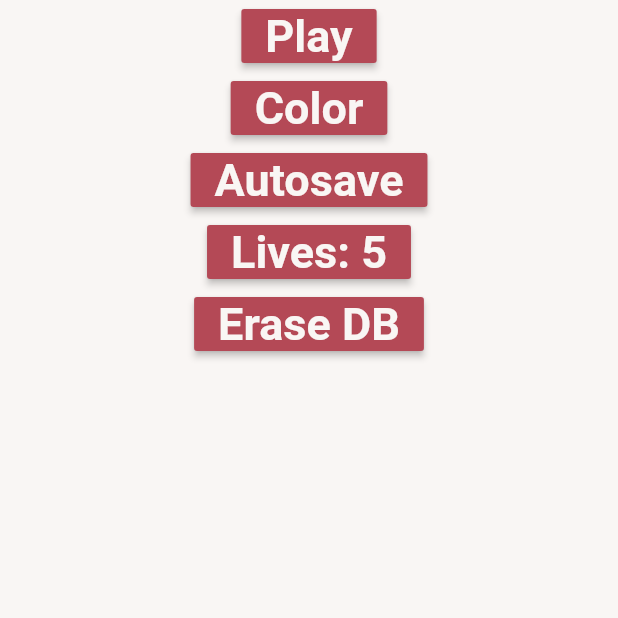
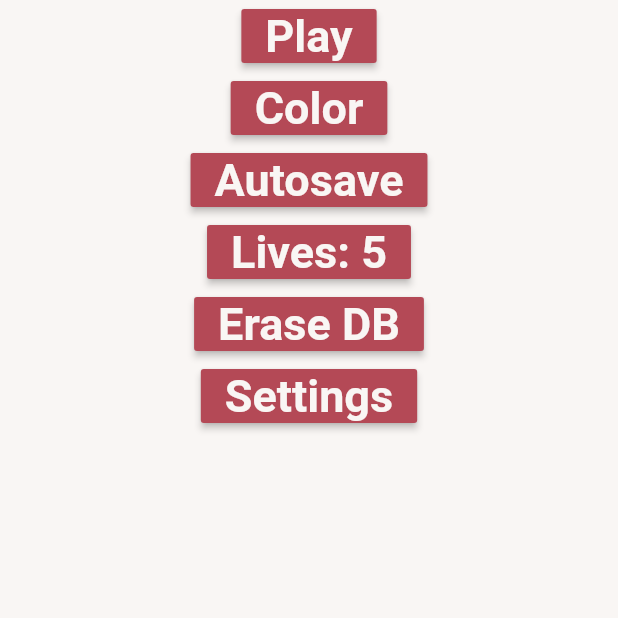
Before and after one commit to Tragikomedia/ChiCross, a Flutter app: the screen it shows after launch, on a phone screen of 412 x 824 dp, the top half of it. Run offline on Flutter 3.47's test engine with Material 2 defaults, Android fonts, the phone set to English and light mode, and no system bars; our stand-ins replace shared_preferences, sqflite; accounts and stored records are empty.

```diff
--- a/lib/components/selection_comps/selection_popup.dart
+++ b/lib/components/selection_comps/selection_popup.dart
@@ -15,7 +15,8 @@ class SelectionPopup extends StatelessWidget {
         borderRadius: BorderRadius.circular(15.0),),
       backgroundColor: colorSet.primaryColor,
       title: SelectionPopupText(gameNumber: gameNumber, color: colorSet.secondaryColor,),
-      children: [Padding(
+      children: [
+        Padding(
           padding: EdgeInsets.all(8.0),
           child: StartGameSelection(gameNumber: gameNumber, textColor: colorSet.intermediaryColor, backgroundColor: colorSet.secondaryColor,)
           ),]
--- a/lib/picross_files/picross_list.dart
+++ b/lib/picross_files/picross_list.dart
@@ -4,161 +4,339 @@ import 'package:chinese_picross/utilities/models/picross.dart';
 import 'package:chinese_picross/utilities/models/example.dart';
 
 List<Picross> picrossList = [
-  Picross(number: 0,
-    game: Game(
-      correctTiles: [0, 2, 4, 6, 8, 20, 35, 36, 37, 40, 60, 90, 92],
-      gameNumber: 0,
-    ),
-    description: Description(
-        character: 'A', chinesePronunciation: 'ba', meaning: 'Nothing'),
-    examples: [Example(
-      word: '出租车司机',
-      meaning: 'Taxi driver'
-    ),
-      Example(
-          word: '出租车司机',
-          meaning: 'Taxi driver'
+  Picross(
+      number: 0,
+      game: Game(
+        correctTiles: [0, 2, 4, 6, 8, 20, 35, 36, 37, 40, 60, 90, 92],
+        gameNumber: 0,
       ),
-      Example(
-          word: '出租车司机',
-          meaning: 'Taxi driver'
-      ),]
-  ),
-  Picross(number: 1,
+      description: Description(
+          character: 'A', chinesePronunciation: 'ba', meaning: 'Nothing'),
+      examples: [
+        Example(word: '出租车司机', meaning: 'Taxi driver'),
+        Example(word: '出租车司机', meaning: 'Taxi driver'),
+        Example(word: '出租车司机', meaning: 'Taxi driver'),
+      ]),
+  Picross(
+      number: 1,
       game: Game(
         correctTiles: [34, 35, 44, 45],
         gameNumber: 1,
       ),
       description: Description(
-          character: 'A', chinesePronunciation: 'ba', meaning: 'Hajle Selassie'),
-      examples: [Example(
-      word: '出租车司机',
-      meaning: 'Taxi driver'
-  ),
-  Example(
-      word: '出租车司机',
-      meaning: 'Taxi driver'
-  ),
-  Example(
-      word: '出租车司机',
-      meaning: 'Taxi driver'
-  ),
-        Example(
-            word: '司机',
-            meaning: 'Driver'
-        )]),
-
-  Picross(number: 2,
-      game: Game(gameNumber: 2,
-        correctTiles: [0, 1, 8, 9, 10, 11, 18, 19, 20, 21, 28, 29, 30 ,31, 38, 39, 40, 41, 42, 43, 44, 45, 46, 47, 48, 49, 50, 51, 52, 53,54,55,56,57,58,59,60, 61, 68,69,70,71,78,79,80,81,88,89,90,91,98,99],
+          character: 'A',
+          chinesePronunciation: 'ba',
+          meaning: 'Hajle Selassie'),
+      examples: [
+        Example(word: '出租车司机', meaning: 'Taxi driver'),
+        Example(word: '出租车司机', meaning: 'Taxi driver'),
+        Example(word: '出租车司机', meaning: 'Taxi driver'),
+        Example(word: '司机', meaning: 'Driver')
+      ]),
+  Picross(
+      number: 2,
+      game: Game(
+        gameNumber: 2,
+        correctTiles: [
+          0,
+          1,
+          8,
+          9,
+          10,
+          11,
+          18,
+          19,
+          20,
+          21,
+          28,
+          29,
+          30,
+          31,
+          38,
+          39,
+          40,
+          41,
+          42,
+          43,
+          44,
+          45,
+          46,
+          47,
+          48,
+          49,
+          50,
+          51,
+          52,
+          53,
+          54,
+          55,
+          56,
+          57,
+          58,
+          59,
+          60,
+          61,
+          68,
+          69,
+          70,
+          71,
+          78,
+          79,
+          80,
+          81,
+          88,
+          89,
+          90,
+          91,
+          98,
+          99
+        ],
       ),
       description: Description(
           character: '工', chinesePronunciation: 'gōng', meaning: 'Work'),
-examples: [Example(
-word: '出租车司机',
-meaning: 'Taxi driver'
-),
-Example(
-word: '出租车司机',
-meaning: 'Taxi driver'
-),
-Example(
-word: '出租车司机',
-meaning: 'Taxi driver'
-),]),
-  Picross(number: 3,
+      examples: [
+        Example(word: '出租车司机', meaning: 'Taxi driver'),
+        Example(word: '出租车司机', meaning: 'Taxi driver'),
+        Example(word: '出租车司机', meaning: 'Taxi driver'),
+      ]),
+  Picross(
+      number: 3,
       game: Game(
         gameNumber: 3,
-        correctTiles: [1,3,7,11,12,13,15,19,20,21,23,24,25,26,27,28,29,31,32,33,35,41,43,47,49,58,59,61,62,63,64,65, 66, 67, 71,74,81,84,85,86,87,88,89,90,94],
+        correctTiles: [
+          1,
+          3,
+          7,
+          11,
+          12,
+          13,
+          15,
+          19,
+          20,
+          21,
+          23,
+          24,
+          25,
+          26,
+          27,
+          28,
+          29,
+          31,
+          32,
+          33,
+          35,
+          41,
+          43,
+          47,
+          49,
+          58,
+          59,
+          61,
+          62,
+          63,
+          64,
+          65,
+          66,
+          67,
+          71,
+          74,
+          81,
+          84,
+          85,
+          86,
+          87,
+          88,
+          89,
+          90,
+          94
+        ],
       ),
       description: Description(
           character: '新', chinesePronunciation: 'xīn', meaning: 'New'),
-examples: [Example(
-word: '出租车司机',
-meaning: 'Taxi driver'
-),
-Example(
-word: '出租车司机',
-meaning: 'Taxi driver'
-),
-Example(
-word: '出租车司机',
-meaning: 'Taxi driver'
-),]),
-  Picross(number: 4,
+      examples: [
+        Example(word: '出租车司机', meaning: 'Taxi driver'),
+        Example(word: '出租车司机', meaning: 'Taxi driver'),
+        Example(word: '出租车司机', meaning: 'Taxi driver'),
+      ]),
+  Picross(
+      number: 4,
       game: Game(
         gameNumber: 4,
         correctTiles: [34, 35, 44, 45],
       ),
       description: Description(
-          character: 'A', chinesePronunciation: 'ba', meaning: 'Nothing'), examples: [Example(
-          word: '出租车司机',
-          meaning: 'Taxi driver'
-      ),
-        Example(
-            word: '出租车司机',
-            meaning: 'Taxi driver'
-        ),
-        Example(
-            word: '出租车司机',
-            meaning: 'Taxi driver'
-        ),]),
-  Picross(number: 5,
+          character: 'A', chinesePronunciation: 'ba', meaning: 'Nothing'),
+      examples: [
+        Example(word: '出租车司机', meaning: 'Taxi driver'),
+        Example(word: '出租车司机', meaning: 'Taxi driver'),
+        Example(word: '出租车司机', meaning: 'Taxi driver'),
+      ]),
+  Picross(
+      number: 5,
       game: Game(
         gameNumber: 5,
-        correctTiles: [3, 5, 12, 13, 15, 16, 17, 18, 19, 22, 24, 32, 34, 57, 60, 61, 62, 63, 65, 67, 68, 70, 71, 73, 75, 77, 79, 80, 81, 83, 85, 86, 87, 88, 89, 90, 91, 92, 93, 95, 97],
+        correctTiles: [
+          3,
+          5,
+          12,
+          13,
+          15,
+          16,
+          17,
+          18,
+          19,
+          22,
+          24,
+          32,
+          34,
+          57,
+          60,
+          61,
+          62,
+          63,
+          65,
+          67,
+          68,
+          70,
+          71,
+          73,
+          75,
+          77,
+          79,
+          80,
+          81,
+          83,
+          85,
+          86,
+          87,
+          88,
+          89,
+          90,
+          91,
+          92,
+          93,
+          95,
+          97
+        ],
       ),
       description: Description(
-          character: '得', chinesePronunciation: 'dé', meaning: 'Obtain'), examples: [Example(
-          word: '出租车司机',
-          meaning: 'Taxi driver'
-      ),
-        Example(
-            word: '出租车司机',
-            meaning: 'Taxi driver'
-        ),
-        Example(
-            word: '出租车司机',
-            meaning: 'Taxi driver'
-        ),]),
-  Picross(number: 6,
-      game: Game(
-        gameNumber: 6,
-        correctTiles: [7, 8, 13, 14, 16, 17, 21, 22, 24, 26, 31, 34, 38, 39, 41, 44, 49, 50, 51, 53, 54, 55, 56, 57, 58, 59, 60, 64, 70, 74, 75, 76, 80, 84, 86, 87, 90, 94, 97, 98]
-      ),
+          character: '得', chinesePronunciation: 'dé', meaning: 'Obtain'),
+      examples: [
+        Example(word: '出租车司机', meaning: 'Taxi driver'),
+        Example(word: '出租车司机', meaning: 'Taxi driver'),
+        Example(word: '出租车司机', meaning: 'Taxi driver'),
+      ]),
+  Picross(
+      number: 6,
+      game: Game(gameNumber: 6, correctTiles: [
+        7,
+        8,
+        13,
+        14,
+        16,
+        17,
+        21,
+        22,
+        24,
+        26,
+        31,
+        34,
+        38,
+        39,
+        41,
+        44,
+        49,
+        50,
+        51,
+        53,
+        54,
+        55,
+        56,
+        57,
+        58,
+        59,
+        60,
+        64,
+        70,
+        74,
+        75,
+        76,
+        80,
+        84,
+        86,
+        87,
+        90,
+        94,
+        97,
+        98
+      ]),
       description: Description(
           character: '乐', chinesePronunciation: 'lè', meaning: 'Pleasure'),
       examples: [
-        Example(
-          word: '快乐',
-          meaning: 'Happy'
-      ),
-        Example(
-            word: '乐趣',
-            meaning: 'Joy'
-        ),
-        Example(
-            word: '乐观',
-            meaning: 'Optimistic'
-        ),]),
-  Picross(number: 7,
-      game: Game(
-          gameNumber: 7,
-          correctTiles: [1, 3, 5, 10, 13, 14, 15, 16, 17, 18, 19, 21, 23, 25, 29, 31, 35, 38, 50, 51, 52, 53, 54, 55, 56, 57, 58, 59, 60, 62, 64, 65, 66, 69, 70, 72, 74, 76, 77, 80, 82, 84, 87, 88, 90, 91, 92, 93, 94, 97, 99]
-      ),
+        Example(word: '快乐', meaning: 'Happy'),
+        Example(word: '乐趣', meaning: 'Joy'),
+        Example(word: '乐观', meaning: 'Optimistic'),
+      ]),
+  Picross(
+      number: 7,
+      game: Game(gameNumber: 7, correctTiles: [
+        1,
+        3,
+        5,
+        10,
+        13,
+        14,
+        15,
+        16,
+        17,
+        18,
+        19,
+        21,
+        23,
+        25,
+        29,
+        31,
+        35,
+        38,
+        50,
+        51,
+        52,
+        53,
+        54,
+        55,
+        56,
+        57,
+        58,
+        59,
+        60,
+        62,
+        64,
+        65,
+        66,
+        69,
+        70,
+        72,
+        74,
+        76,
+        77,
+        80,
+        82,
+        84,
+        87,
+        88,
+        90,
+        91,
+        92,
+        93,
+        94,
+        97,
+        99
+      ]),
       description: Description(
           character: '银', chinesePronunciation: 'yín', meaning: 'Silver'),
       examples: [
-        Example(
-            word: '银行',
-            meaning: 'Bank'
-        ),
-        Example(
-            word: '银河',
-            meaning: 'Milky Way'
-        ),
-        Example(
-            word: '银幕',
-            meaning: 'Screen'
-        ),]),
+        Example(word: '银行', meaning: 'Bank'),
+        Example(word: '银河', meaning: 'Milky Way'),
+        Example(word: '银幕', meaning: 'Screen'),
+      ]),
 ];
--- a/lib/providers/preferences_provider.dart
+++ b/lib/providers/preferences_provider.dart
@@ -53,6 +53,7 @@ class PreferencesProvider extends ChangeNotifier {
     _autosaveOn = !_autosaveOn;
     SharedPreferences prefs = await SharedPreferences.getInstance();
     await prefs.setBool('autosave', _autosaveOn);
+    notifyListeners();
   }
 
   bool get autosaveOn {
--- a/lib/providers/progress_provider.dart
+++ b/lib/providers/progress_provider.dart
@@ -26,6 +26,7 @@ class ProgressProvider extends ChangeNotifier {
   deleteDatabase(path);
   firstTimeInit = true;
   initializeDatabase();
+  notifyListeners();
 }
 //TODO Use the bool in initial screen to inform that something went wrong with saves
   Future<bool> initializeDatabase() async {
@@ -46,12 +47,12 @@ class ProgressProvider extends ChangeNotifier {
               'progress', ProgressModel(number: i, isCompleted: false).toMap(),
               conflictAlgorithm: ConflictAlgorithm.replace);
         }
+          maps = await database.query('progress');
       }
       for (Map map in maps) {
         completenessTracker[map['number']] = map['completed'] == 1;
-        print(map);
-        firstTimeInit = false;
       }
+      firstTimeInit = false;
     }
     notifyListeners();
     return true;
--- a/lib/screens/initial_screen.dart
+++ b/lib/screens/initial_screen.dart
@@ -4,6 +4,7 @@ import 'package:provider/provider.dart';
 import 'package:chinese_picross/providers/progress_provider.dart';
 import 'package:chinese_picross/providers/preferences_provider.dart';
 import 'package:chinese_picross/screens/selection_screen.dart';
+import 'package:chinese_picross/screens/settings_screen.dart';
 
 class InitialScreen extends StatefulWidget {
   @override
@@ -51,7 +52,10 @@ class _InitialScreenState extends State<InitialScreen> {
                       },),
                       RaisedButton(child: Text('Erase DB', style: TextStyle(color: colorSet.primaryColor, fontWeight: FontWeight.bold, fontSize: 30.0),), color: colorSet.secondaryColor, onPressed: () {
                         Provider.of<ProgressProvider>(context, listen: false).deleteDb();
-                      },)],
+                      },),
+                      RaisedButton(child: Text('Settings', style: TextStyle(color: colorSet.primaryColor, fontWeight: FontWeight.bold, fontSize: 30.0),), color: colorSet.secondaryColor, onPressed: () {
+                        Navigator.push(context, MaterialPageRoute(builder: (context) => SettingsScreen()));
+                      },),],
                   ),
                 ),
               ),
--- a/lib/screens/selection_screen.dart
+++ b/lib/screens/selection_screen.dart
@@ -17,7 +17,7 @@ class SelectionScreen extends StatelessWidget {
     List completenessTracker = Provider.of<ProgressProvider>(context).completenessTracker;
     return Scaffold(
       appBar: PreferredSize(preferredSize: Size.fromHeight(kPreferredAppBarHeight),child: GeneralAppBar(text: 'Puzzle selection', textColor: colorSet.strongestColor, backgroundColor: colorSet.intermediaryColor,)),
-      backgroundColor: ThemeManager.of(context).colorSet.primaryColor,
+      backgroundColor: colorSet.primaryColor,
       bottomNavigationBar: PreferredSize(preferredSize: Size.fromHeight(kPreferredAppBarHeight), child: BottomSelectionBar(allPuzzles: completenessTracker.length, completedPuzzles: completenessTracker.where((isCompleted) => isCompleted == true).length, textColor: colorSet.strongestColor, backgroundColor: colorSet.intermediaryColor),),
       body: SafeArea(
         child: ListView.builder(scrollDirection: Axis.vertical, itemCount: picrossList.length, itemBuilder: (BuildContext context, int index) {
--- a/lib/themes/themes.dart
+++ b/lib/themes/themes.dart
@@ -2,7 +2,22 @@ import 'package:chinese_picross/utilities/general_utils/color_themes.dart';
 import 'package:chinese_picross/utilities/models/theme_color_set.dart';
 
 List<ThemeColorSet> themes = [
-  ThemeColorSet(primaryColor: klWhite, secondaryColor: klSpaceCherry, intermediaryColor: klWhiteDark, strongestColor: klSpaceCherryDark),
-  ThemeColorSet(primaryColor: klSweetCorn, secondaryColor: klToffee, intermediaryColor: klSweetCornDark, strongestColor: klToffeeDark),
-  ThemeColorSet(primaryColor: klFairOrange, secondaryColor: klPurpleBlue, intermediaryColor: klFairOrangeDark, strongestColor: klPurpleBlueDark)
+  ThemeColorSet(
+      name: 'Oriental Cherry',
+      primaryColor: klWhite,
+      secondaryColor: klSpaceCherry,
+      intermediaryColor: klWhiteDark,
+      strongestColor: klSpaceCherryDark),
+  ThemeColorSet(
+      name: 'Toffee',
+      primaryColor: klSweetCorn,
+      secondaryColor: klToffee,
+      intermediaryColor: klSweetCornDark,
+      strongestColor: klToffeeDark),
+  ThemeColorSet(
+      name: 'Sand Blues',
+      primaryColor: klFairOrange,
+      secondaryColor: klPurpleBlue,
+      intermediaryColor: klFairOrangeDark,
+      strongestColor: klPurpleBlueDark)
 ];
--- a/lib/utilities/general_utils/constants.dart
+++ b/lib/utilities/general_utils/constants.dart
@@ -10,6 +10,7 @@ const double kDescriptionTextFontSize = 26.0;
 const double kSelectionPopupTextFontSize = 30.0;
 const double kPreferredAppBarHeight = 40.0;
 const double kPlayButtonFontSize = 20.0;
+const double kSettingListTileTextFontSize = 24.0;
 
 const double kIconSizeModifier = 2.0;
 const int kInformationBarFontModifier = 15;
--- a/lib/utilities/models/theme_color_set.dart
+++ b/lib/utilities/models/theme_color_set.dart
@@ -1,11 +1,12 @@
 import 'package:flutter/material.dart';
 
 class ThemeColorSet {
+  final String name;
   final Color primaryColor;
   final Color secondaryColor;
   final Color intermediaryColor;
   final Color strongestColor;
 
-  ThemeColorSet({@required this.primaryColor, @required this.secondaryColor, @required this.intermediaryColor, @required this.strongestColor});
+  ThemeColorSet({@required this.name, @required this.primaryColor, @required this.secondaryColor, @required this.intermediaryColor, @required this.strongestColor});
 
 }
```
Also changed, not shown: lib/components/settings_comps/autosave_switch.dart (added, +23 -0 lines), lib/components/settings_comps/confirmation_popup.dart (added, +55 -0 lines), lib/components/settings_comps/confirmation_popup_button.dart (added, +28 -0 lines), lib/components/settings_comps/setting_list_tile.dart (added, +19 -0 lines), lib/components/settings_comps/setting_list_tile_text.dart (added, +23 -0 lines), lib/components/settings_comps/settings_button.dart (added, +24 -0 lines), lib/screens/settings_screen.dart (added, +94 -0 lines).
